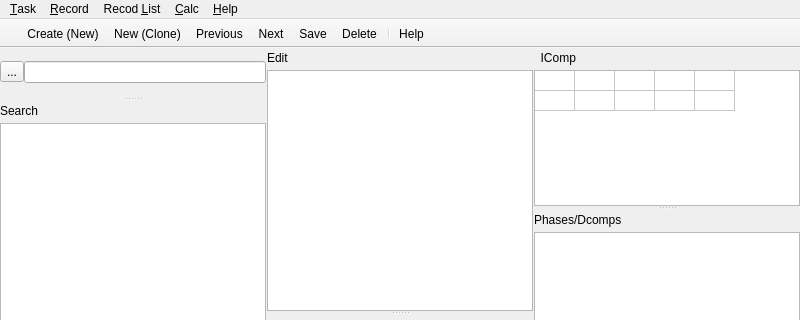
gemshub/gemsfits, file gfshell2/dialogs/FITMainWindow.ui: the form before one commit; both pictures show x 0 to 800 and y 0 to 320 of the 800 by 600 pixel window.
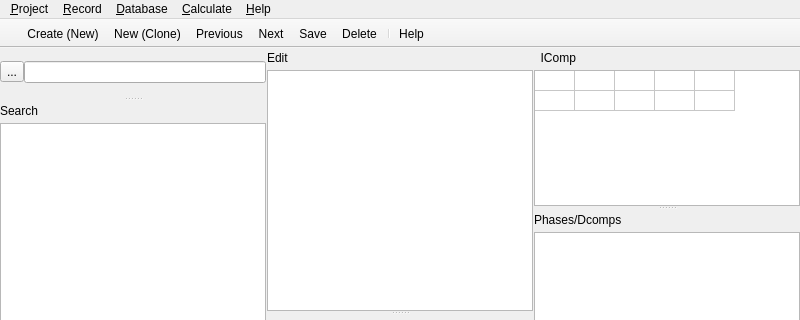
The form after the commit. Icons and pictures are not drawn.

Commit message: Editing titles and menu entries on GEMSFITS frame prototype.

Diff of the .ui file:
```diff
--- a/gfshell2/dialogs/FITMainWindow.ui
+++ b/gfshell2/dialogs/FITMainWindow.ui
@@ -380,7 +380,7 @@
    </property>
    <widget class="QMenu" name="menuTask">
     <property name="title">
-     <string>&amp;Task</string>
+     <string>&amp;Project</string>
     </property>
     <addaction name="action_DataBase_mode"/>
     <addaction name="action_Task_Mode"/>
@@ -407,7 +407,7 @@
    </widget>
    <widget class="QMenu" name="menuRecod_List">
     <property name="title">
-     <string>Recod &amp;List</string>
+     <string>&amp;Database</string>
     </property>
     <addaction name="actionBackup_to_JSON"/>
     <addaction name="actionRestore_from_JSON"/>
@@ -423,7 +423,7 @@
    </widget>
    <widget class="QMenu" name="menu_Calc">
     <property name="title">
-     <string>&amp;Calc</string>
+     <string>&amp;Calculate</string>
     </property>
     <addaction name="action_Run_test"/>
     <addaction name="action_Show_Results"/>
```
Left out of the diff: 24 changed lines with no effect on the pictures. The commit also changes 2 other files.
